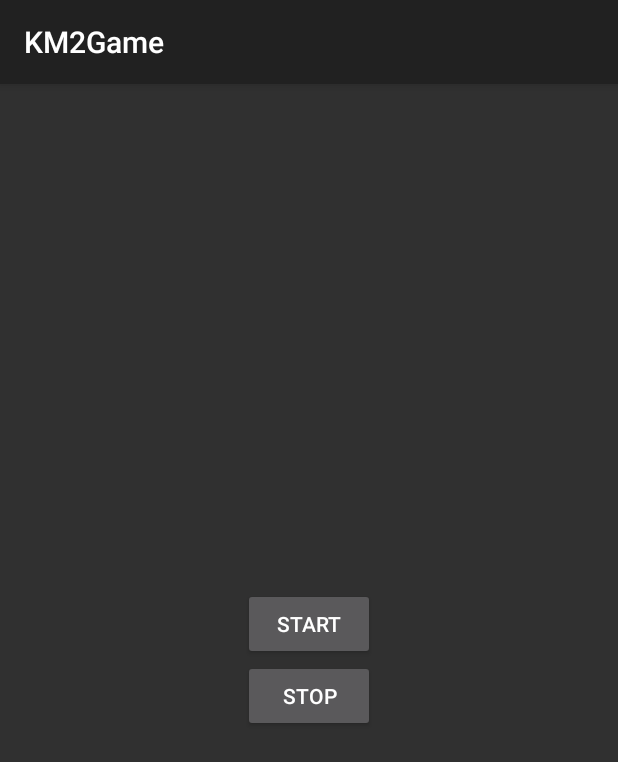
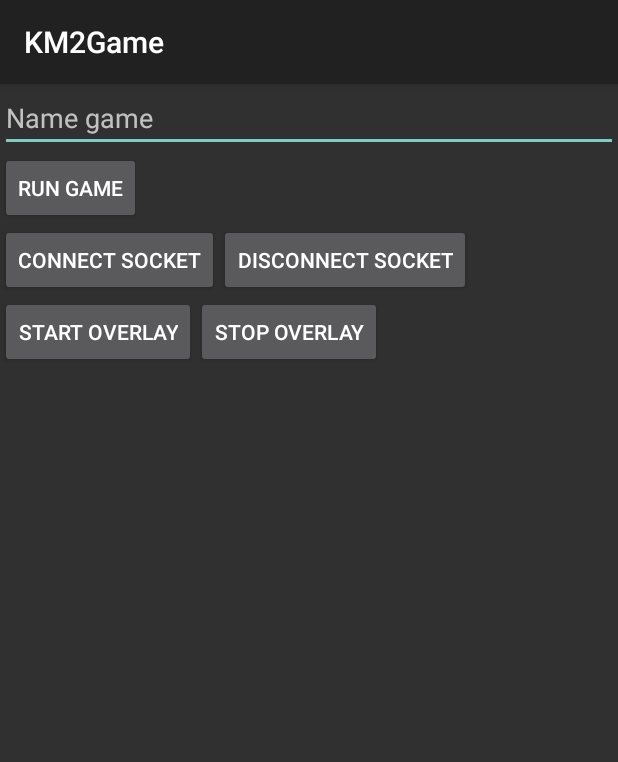
Before and after one commit to phamhiep2506/KM2Game, an Android app: the screen it shows after launch (MainActivity), on a phone screen of 412 x 824 dp. Shown: the top 762 px of the screen. Run offline under Robolectric (Android 15) with nearby library versions, the phone set to English and light mode, and no system bars; 2 statements that could not run were skipped.

Commit message:
update layout xml

```diff
--- a/app/src/main/java/com/KM2Game/MainActivity.java
+++ b/app/src/main/java/com/KM2Game/MainActivity.java
@@ -11,7 +11,10 @@ import android.view.PointerIcon;
 public class MainActivity extends AppCompatActivity {
 
     static { System.loadLibrary("socket"); }
-    View v;
+
+    private native void createSocket();
+    private native boolean connectSocket();
+    private native void disconnectSocket();
 
     @Override
     public void onCreate(Bundle savedInstanceState) {
@@ -19,20 +22,43 @@ public class MainActivity extends AppCompatActivity {
         super.onCreate(savedInstanceState);
         setContentView(R.layout.activity_main);
 
+        // create socket
+        createSocket();
+
+        // service
         Intent intent = new Intent(this, OverlayService.class);
 
-        Button btnStart = findViewById(R.id.btnStart);
-        Button btnStop = findViewById(R.id.btnStop);
+        // button
+        Button btnRunGame = findViewById(R.id.btnRunGame);
 
-        btnStart.setOnClickListener(new View.OnClickListener() {
+        Button btnConnectSocket = findViewById(R.id.btnConnectSocket);
+        Button btnDisconnectSocket = findViewById(R.id.btnDisconnectSocket);
+
+        Button btnStartOverlay = findViewById(R.id.btnStartOverlay);
+        Button btnStopOverlay = findViewById(R.id.btnStopOverlay);
+
+        btnConnectSocket.setOnClickListener(new View.OnClickListener() {
             public void onClick(View v) {
-                startService(intent);
-                v.requestPointerCapture();
+                connectSocket();
             }
         });
 
-        btnStop.setOnClickListener(new View.OnClickListener() {
-            public void onClick(View v) { stopService(intent); }
+        btnDisconnectSocket.setOnClickListener(new View.OnClickListener() {
+            public void onClick(View v) {
+                disconnectSocket();
+            }
+        });
+
+        btnStartOverlay.setOnClickListener(new View.OnClickListener() {
+            public void onClick(View v) {
+                startService(intent);
+            }
+        });
+
+        btnStopOverlay.setOnClickListener(new View.OnClickListener() {
+            public void onClick(View v) {
+                stopService(intent);
+            }
         });
     }
 }
--- a/app/src/main/java/com/KM2Game/OverlayService.java
+++ b/app/src/main/java/com/KM2Game/OverlayService.java
@@ -16,19 +16,11 @@ import android.widget.TextView;
 import android.view.View;
 import androidx.core.app.NotificationCompat;
 import android.util.Log;
-import android.os.AsyncTask;
 
 public class OverlayService extends Service {
 
     private WindowManager wm;
     private TextView status;
-
-    private native void createSocket();
-    private native boolean connectSocket();
-    private native void disconnectSocket();
-    private native void sendMsgSocket(String string);
-
-    AsyncReceiveMsgSocket asyncReceiveMsgSocket = new AsyncReceiveMsgSocket();
 
     @Override
     public void onCreate() {
@@ -57,6 +49,8 @@ public class OverlayService extends Service {
         wm = (WindowManager)getSystemService(Context.WINDOW_SERVICE);
 
         status = new TextView(this);
+        status.setText("Overlay");
+        status.setTextColor(Color.GREEN);
 
         WindowManager.LayoutParams params = new WindowManager.LayoutParams(
             WindowManager.LayoutParams.WRAP_CONTENT,
@@ -72,16 +66,6 @@ public class OverlayService extends Service {
 
         wm.addView(status, params);
 
-        createSocket();
-        if(connectSocket() == false) {
-            status.setText("Disconnect socket");
-            status.setTextColor(Color.RED);
-        } else {
-            status.setText("Connect socket");
-            status.setTextColor(Color.GREEN);
-            asyncReceiveMsgSocket.execute();
-        }
-
     }
 
     @Override
@@ -94,8 +78,6 @@ public class OverlayService extends Service {
         if (status != null) {
             wm.removeView(status);
             status = null;
-            disconnectSocket();
-            asyncReceiveMsgSocket.cancel(true);
         }
     }
 
--- a/app/src/main/res/layout/activity_main.xml
+++ b/app/src/main/res/layout/activity_main.xml
@@ -1,21 +1,52 @@
 <?xml version="1.0" encoding="UTF-8"?>
 
-<LinearLayout xmlns:android="http://schemas.android.com/apk/res/android"
+<RelativeLayout xmlns:android="http://schemas.android.com/apk/res/android"
     android:layout_width="match_parent"
-    android:layout_height="match_parent"
-    android:gravity="center"
-    android:orientation="vertical">
+    android:layout_height="match_parent">
+
+    <EditText
+    android:id="@+id/nameGame"
+    android:layout_alignParentLeft="true"
+    android:layout_height="wrap_content"
+    android:layout_width="fill_parent"
+    android:hint="Name game"
+    android:inputType="text" />
 
     <Button
-        android:id="@+id/btnStart"
+        android:id="@+id/btnRunGame"
         android:layout_width="wrap_content"
         android:layout_height="wrap_content"
-        android:text="Start" />
+        android:layout_below="@id/nameGame"
+        android:text="Run Game" />
 
     <Button
-        android:id="@+id/btnStop"
+        android:id="@+id/btnConnectSocket"
         android:layout_width="wrap_content"
         android:layout_height="wrap_content"
-        android:text="Stop" />
+        android:layout_below="@id/btnRunGame"
+        android:text="Connect Socket" />
 
-</LinearLayout>
+    <Button
+        android:id="@+id/btnDisconnectSocket"
+        android:layout_width="wrap_content"
+        android:layout_height="wrap_content"
+        android:layout_below="@id/btnRunGame"
+        android:layout_toRightOf="@id/btnConnectSocket"
+        android:text="Disconnect Socket" />
+
+    <Button
+        android:id="@+id/btnStartOverlay"
+        android:layout_width="wrap_content"
+        android:layout_height="wrap_content"
+        android:layout_below="@id/btnConnectSocket"
+        android:text="Start Overlay" />
+
+    <Button
+        android:id="@+id/btnStopOverlay"
+        android:layout_width="wrap_content"
+        android:layout_height="wrap_content"
+        android:layout_below="@id/btnDisconnectSocket"
+        android:layout_toRightOf="@id/btnStartOverlay"
+        android:text="Stop Overlay" />
+
+</RelativeLayout>
```
Also changed, not shown: 1 other file.
